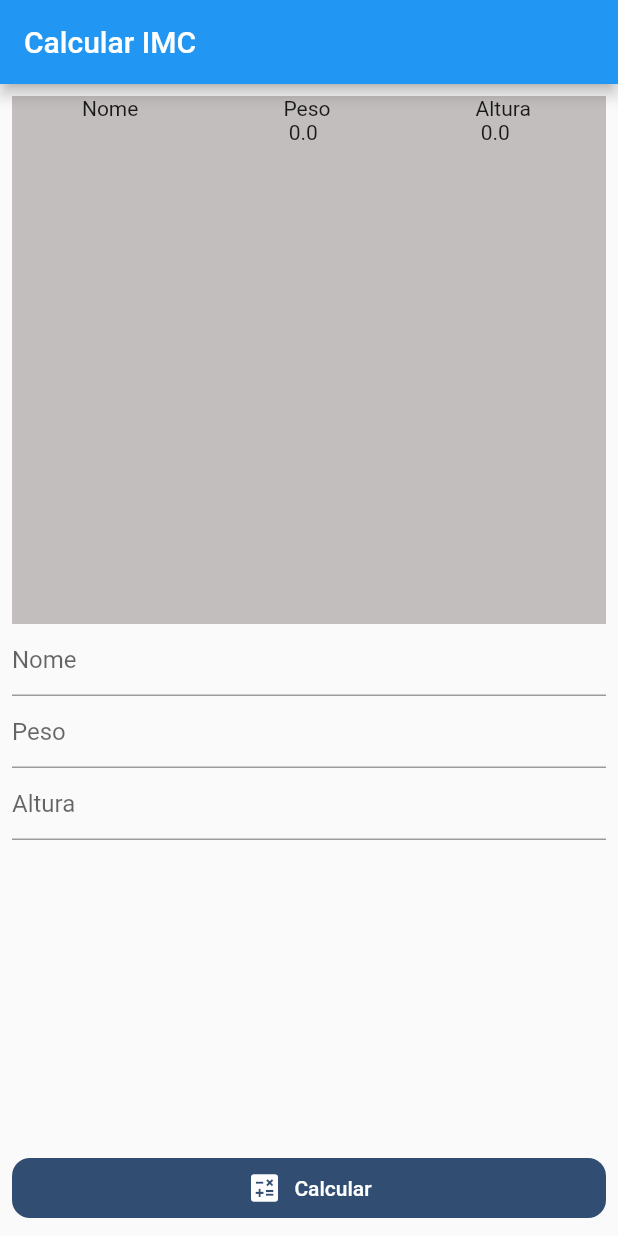
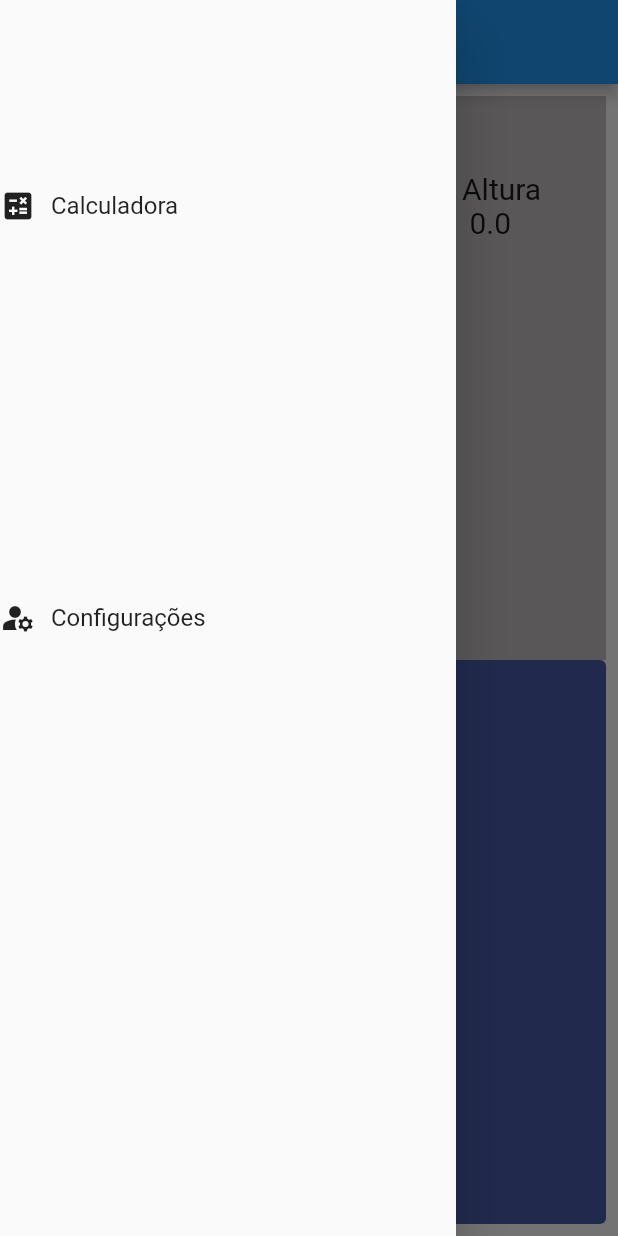
Before and after one commit to Williamalmeida27/Calculadora_Imc_flutter, a Flutter app: the screen it shows after launch, with the side drawer open (before the commit the screen has no drawer), on a phone screen of 412 x 824 dp. Run offline on Flutter 3.47's test engine with Material 2 defaults, Android fonts, the phone set to English and light mode, and no system bars; our stand-ins replace google_fonts, hive; accounts and stored records are empty.

Commit message:
Nova versao persisntindo dados localmente com Hive

```diff
--- a/lib/model/pessoa.dart
+++ /dev/null
@@ -1,25 +0,0 @@
-class Pessoa {
-  String _nome = "";
-  double _peso = 0;
-  double _altura = 0;
-
-  Pessoa();
-
-  //getters
-  String get nome => _nome;
-  double get peso => _peso;
-  double get altura => _altura;
-
-  //Setters
-  set nome(String nome) {
-    _nome = nome;
-  }
-
-  set peso(double peso) {
-    _peso = peso;
-  }
-
-  set altura(double altura) {
-    _altura = altura;
-  }
-}
--- /dev/null
+++ b/lib/model/pessoa_model.dart
@@ -0,0 +1,41 @@
+import 'package:hive/hive.dart';
+
+part 'pessoa_model.g.dart';
+
+@HiveType(typeId: 0)
+class PessoaModel extends HiveObject {
+  @HiveField(0)
+  String _nome = "";
+
+  @HiveField(1)
+  double _peso = 0;
+
+  @HiveField(2)
+  double _altura = 0;
+
+  PessoaModel();
+
+  PessoaModel.vazio() {
+    _nome = '';
+    _peso = 0;
+    _altura = 0;
+  }
+
+  String get nome => _nome;
+
+  double get peso => _peso;
+
+  double get altura => _altura;
+
+  void set nome(String nome) {
+    _nome = nome;
+  }
+
+  void set peso(double peso) {
+    _peso = peso;
+  }
+
+  void set altura(double altura) {
+    _altura = altura;
+  }
+}
--- a/lib/pages/imc_app.dart
+++ b/lib/pages/imc_app.dart
@@ -1,7 +1,8 @@
 import 'package:flutter/material.dart';
-
-import '../model/pessoa.dart';
-import '../model/tabela_imc.dart';
+import 'package:imcapp/model/pessoa_model.dart';
+import 'package:imcapp/repositorie/imc_repository.dart';
+import 'package:imcapp/repositorie/pessoa_repository.dart';
+import 'package:imcapp/shared/drawer_custom.dart';
 
 class AppImc extends StatefulWidget {
   const AppImc({super.key});
@@ -11,28 +12,30 @@ class AppImc extends StatefulWidget {
 }
 
 class _AppImcState extends State<AppImc> {
-  var nomeController = TextEditingController();
-  var alturaController = TextEditingController();
-  var pesoController = TextEditingController();
-  var _pessoa = Pessoa();
-  String imcDefinido = "";
-  var tabelaImc = TabelaImc();
+  var pessoaModel = PessoaModel();
+  late PessoaRepository pessoaRepository;
+  var imcTabela = ImcRepository();
+  var imcDenifido = '';
 
   @override
   void initState() {
+    // TODO: implement initState
     super.initState();
+    carregarDados();
   }
 
-  double calcularImc(double peso, double altura) {
-    double imcCalculado = peso / (altura * 2);
-    String imcCalculadoDecimal = imcCalculado.toStringAsFixed(2);
-    return double.parse(imcCalculadoDecimal);
+  carregarDados() async {
+    pessoaRepository = await PessoaRepository.carregar();
+    pessoaModel = pessoaRepository.obterPessoa();
+
+    setState(() {});
   }
 
   @override
   Widget build(BuildContext context) {
     return SafeArea(
       child: Scaffold(
+        drawer: DrawerCustom(),
         appBar: AppBar(
           title: const Text("Calcular IMC"),
         ),
@@ -41,110 +44,67 @@ class _AppImcState extends State<AppImc> {
           child: Column(
             children: [
               Expanded(
-                flex: 1,
                 child: Container(
                   alignment: Alignment.center,
                   width: double.infinity,
                   decoration: const BoxDecoration(
                       color: Color.fromARGB(239, 191, 186, 186)),
                   child: Column(
+                    crossAxisAlignment: CrossAxisAlignment.center,
                     children: [
+                      SizedBox(
+                        height: 50,
+                      ),
                       Row(
                         mainAxisAlignment: MainAxisAlignment.spaceAround,
                         children: [
-                          Text("Nome \n ${_pessoa.nome}"),
-                          Text("Peso \n ${_pessoa.peso}"),
-                          Text("Altura \n ${_pessoa.altura}"),
+                          Text(
+                            "Nome \n ${pessoaModel.nome}",
+                            style: TextStyle(fontSize: 20),
+                          ),
+                          Text(
+                            "Peso \n ${pessoaModel.peso}",
+                            style: TextStyle(fontSize: 20),
+                          ),
+                          Text(
+                            "Altura \n ${pessoaModel.altura}",
+                            style: TextStyle(fontSize: 20),
+                          ),
                         ],
                       ),
-                      const SizedBox(
-                        height: 50,
+                      SizedBox(
+                        height: 35,
                       ),
-                      Text(
-                        imcDefinido,
-                        style: const TextStyle(
-                            fontSize: 20,
-                            fontWeight: FontWeight.bold,
-                            color: Colors.black),
+                      Row(
+                        mainAxisAlignment: MainAxisAlignment.center,
+                        children: [
+                          Text(
+                            imcDenifido,
+                            style: TextStyle(fontSize: 25),
+                          )
+                        ],
                       ),
                     ],
                   ),
                 ),
               ),
               Expanded(
-                flex: 1,
-                child: Column(
-                  children: [
-                    TextField(
-                      controller: nomeController,
-                      style: const TextStyle(color: Colors.black, fontSize: 16),
-                      decoration: const InputDecoration(
-                          hintText: "Nome",
-                          contentPadding: EdgeInsets.only(top: 0)),
-                    ),
-                    TextField(
-                      controller: pesoController,
-                      style: const TextStyle(color: Colors.black, fontSize: 16),
-                      decoration: const InputDecoration(
-                          hintText: "Peso",
-                          contentPadding: EdgeInsets.only(top: 0)),
-                    ),
-                    TextField(
-                      controller: alturaController,
-                      style: const TextStyle(color: Colors.black, fontSize: 16),
-                      decoration: const InputDecoration(
-                          hintText: "Altura",
-                          contentPadding: EdgeInsets.only(top: 0)),
-                    ),
-                  ],
+                  child: Container(
+                width: double.infinity,
+                height: 25,
+                child: TextButton(
+                  style: ButtonStyle(
+                      backgroundColor: MaterialStatePropertyAll(
+                          Color.fromARGB(255, 71, 92, 168))),
+                  onPressed: () {
+                    imcDenifido = imcTabela
+                        .retornoImc(pessoaModel.peso, pessoaModel.altura)
+                        .toString();
+                    setState(() {});
+                  },
+                  child: Text("Calcular IMC"),
                 ),
-              ),
-              SizedBox(
-                width: double.infinity,
-                child: TextButton.icon(
-                    style: ButtonStyle(
-                        shape: MaterialStatePropertyAll(RoundedRectangleBorder(
-                            borderRadius: BorderRadius.circular(12))),
-                        backgroundColor: MaterialStateProperty.all(
-                            const Color.fromARGB(255, 49, 78, 114))),
-                    onPressed: () {
-                      if (nomeController.text.trim().isEmpty) {
-                        ScaffoldMessenger.of(context).showSnackBar(
-                            const SnackBar(
-                                content: Text("O nome não pode ser vazio")));
-                        return;
-                      } else if (pesoController.text.trim().isEmpty) {
-                        ScaffoldMessenger.of(context).showSnackBar(
-                            const SnackBar(
-                                content: Text("O peso não pode ser vazio")));
-                        return;
-                      } else if (alturaController.text.isEmpty) {
-                        ScaffoldMessenger.of(context).showSnackBar(
-                            const SnackBar(
-                                content: Text("A altura não pode ser vazio")));
-                        return;
-                      }
-                      double novoValor = double.parse(pesoController.text);
-                      double novoValor2 = double.parse(alturaController.text);
-                      var calculado = calcularImc(novoValor, novoValor2);
-                      setState(() {
-                        imcDefinido = tabelaImc.retornoImc(calculado);
-                        _pessoa.nome = nomeController.text;
-                        _pessoa.peso = novoValor;
-                        _pessoa.altura = novoValor2;
-                      });
-
-                      Future.delayed(const Duration(minutes: 1));
-                    },
-                    icon: const Icon(
-                      Icons.calculate,
-                      color: Colors.white,
-                    ),
-                    label: const Text(
-                      "Calcular",
-                      style: TextStyle(color: Colors.white),
-                    )),
-              )
+              ))
             ],
           ),
         ),
--- a/lib/model/tabela_imc.dart
+++ b/lib/repositorie/imc_repository.dart
@@ -1,5 +1,6 @@
-class TabelaImc {
-  String retornoImc(double imc) {
+class ImcRepository {
+  String retornoImc(double peso, double altura) {
+    var imc = calcularImc(peso, altura);
     var tabelaImc = '';
 
     switch (imc) {
@@ -32,4 +33,10 @@ class TabelaImc {
     }
     return tabelaImc;
   }
+
+  double calcularImc(double peso, double altura) {
+    double imcCalculado = peso / (altura * 2);
+    String imcCalculadoDecimal = imcCalculado.toStringAsFixed(2);
+    return double.parse(imcCalculadoDecimal);
+  }
 }
--- /dev/null
+++ b/lib/repositorie/pessoa_repository.dart
@@ -0,0 +1,38 @@
+import 'package:hive/hive.dart';
+import 'package:imcapp/model/pessoa_model.dart';
+
+class PessoaRepository {
+  static late Box _box;
+
+  PessoaRepository._criar();
+
+  static Future<PessoaRepository> carregar() async {
+    if (Hive.isBoxOpen("box_pessoa")) {
+      _box = Hive.box("box_pessoa");
+    } else {
+      _box = await Hive.openBox("box_pessoa");
+    }
+    return PessoaRepository._criar();
+  }
+
+  void salvar(PessoaModel pessoaModel) {
+    _box.put("box_pessoa", pessoaModel);
+  }
+
+  PessoaModel obterPessoa() {
+    var pessoa = _box.get("box_pessoa");
+    if (pessoa == null) {
+      return PessoaModel.vazio();
+    } else {
+      return pessoa;
+    }
+  }
+
+  alterar(PessoaModel pessoaModel) {
+    pessoaModel.save();
+  }
+
+  remover(PessoaModel pessoaModel) {
+    pessoaModel.delete();
+  }
+}
--- /dev/null
+++ b/lib/shared/drawer_custom.dart
@@ -0,0 +1,74 @@
+import 'package:flutter/material.dart';
+
+import '../pages/configuracoes_page.dart';
+import '../pages/imc_app.dart';
+
+class DrawerCustom extends StatelessWidget {
+  const DrawerCustom({super.key});
+
+  @override
+  Widget build(BuildContext context) {
+    return Drawer(
+      child: Column(
+        children: [
+          Expanded(
+            child: InkWell(
+              child: Container(
+                height: 10,
+                width: double.infinity,
+                child: const Row(
+                  children: [
+                    Icon(Icons.calculate),
+                    SizedBox(
+                      width: 10,
+                    ),
+                    Text(
+                      "Calculadora",
+                      style: TextStyle(fontSize: 16),
+                    ),
+                  ],
+                ),
+              ),
+              onTap: () {
+                Navigator.pop(context);
+                Navigator.push(
+                    context,
+                    MaterialPageRoute(
+                        builder: (BuildContext bc) => const AppImc()));
+              },
+            ),
+          ),
+          Expanded(
+            child: InkWell(
+              child: Container(
+                height: 10,
+                width: double.infinity,
+                child: const Row(
+                  children: [
+                    Icon(Icons.manage_accounts),
+                    SizedBox(
+                      width: 10,
+                    ),
+                    Text(
+                      "Configurações",
+                      style: TextStyle(fontSize: 16),
+                    ),
+                  ],
+                ),
+              ),
+              onTap: () {
+                Navigator.pop(context);
+                Navigator.push(
+                    context,
+                    MaterialPageRoute(
+                        builder: (BuildContext bc) =>
+                            const ConfiguracoesPage()));
+              },
+            ),
+          ),
+          Expanded(child: InkWell())
+        ],
+      ),
+    );
+  }
+}
--- a/pubspec.yaml
+++ b/pubspec.yaml
@@ -28,9 +28,10 @@ environment:
 # the latest version available on pub.dev. To see which dependencies have newer
 # versions available, run `flutter pub outdated`.
 dependencies:
+  hive_generator: ^2.0.1
+  build_runner: ^2.4.6
   google_fonts: ^5.1.0
   flutter:
-
     sdk: flutter
 
 
```
Also changed, not shown: lib/main.dart (+9 -1 lines), lib/model/imc_model.dart (added, +12 -0 lines), lib/pages/configuracoes_page.dart (added, +109 -0 lines), lib/model/imc_model.g.dart (added), lib/model/pessoa_model.g.dart (added), pubspec.lock.
